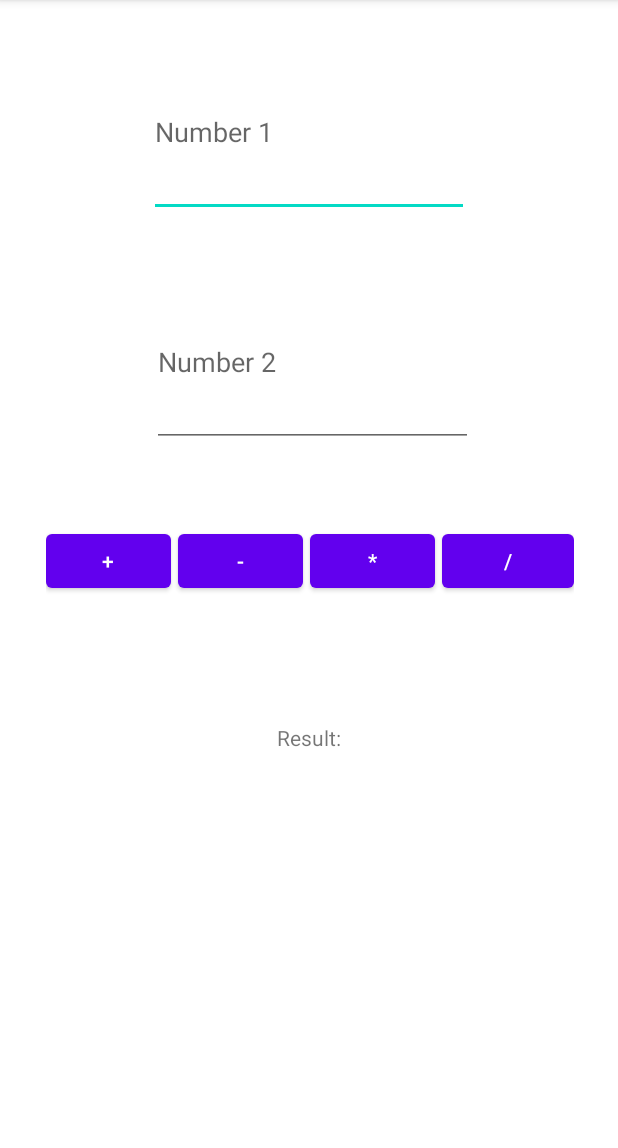
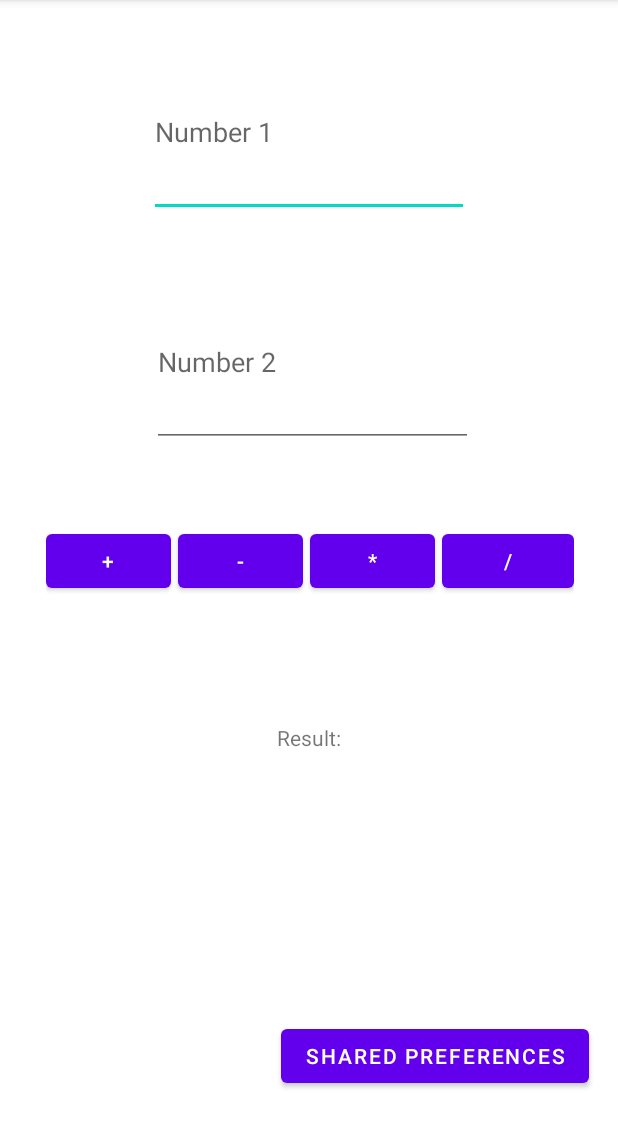
Before and after one commit to ezgifistikcioglu/KotlinUserInteractions, an Android app: the MainActivity3 screen opened directly, with no data from a screen before it, on a phone screen of 412 x 824 dp, the part 84-1232 px from its top. Run offline under Robolectric (Android 15) with nearby library versions, the phone set to English and light mode, and no system bars.

Commit message:
Added the SharedPreferences.

```diff
--- a/app/src/main/java/com/ezgieren/kotlinuserinteractions/MainActivity3.kt
+++ b/app/src/main/java/com/ezgieren/kotlinuserinteractions/MainActivity3.kt
@@ -1,10 +1,15 @@
 package com.ezgieren.kotlinuserinteractions
 
+import android.app.Activity
+import android.content.Intent
 import androidx.appcompat.app.AppCompatActivity
 import android.os.Bundle
 import android.view.View
 import android.widget.EditText
 import android.widget.TextView
+import android.widget.Toast
+import androidx.activity.result.ActivityResult
+import androidx.activity.result.contract.ActivityResultContracts
 import com.ezgieren.kotlinuserinteractions.databinding.Screen2Binding
 
 class MainActivity3 : AppCompatActivity() {
@@ -62,4 +67,14 @@ class MainActivity3 : AppCompatActivity() {
         } else
             binding.resTextView.text = "Please give a number!"
     }
+    fun openNewScreen(view: View) {
+        startForResult.launch(Intent(this, MainActivity4::class.java))
+    }
+    var startForResult = registerForActivityResult(ActivityResultContracts.StartActivityForResult()) {
+            result: ActivityResult ->
+        if (result.resultCode == Activity.RESULT_CANCELED) {
+            val intent = result.data
+            Toast.makeText(this, "Came back to the screen: $intent", Toast.LENGTH_LONG).show()
+        }
+    }
 }
--- a/app/src/main/res/layout/screen2.xml
+++ b/app/src/main/res/layout/screen2.xml
@@ -5,6 +5,19 @@
     android:layout_width="match_parent"
     android:layout_height="match_parent"
     tools:context=".MainActivity3">
+
+    <Button
+        android:id="@+id/button9"
+        android:layout_width="wrap_content"
+        android:layout_height="wrap_content"
+        android:onClick="openNewScreen"
+        android:text="Shared Preferences"
+        app:layout_constraintBottom_toBottomOf="parent"
+        app:layout_constraintEnd_toEndOf="parent"
+        app:layout_constraintHorizontal_bias="0.905"
+        app:layout_constraintStart_toStartOf="parent"
+        app:layout_constraintTop_toTopOf="parent"
+        app:layout_constraintVertical_bias="0.944" />
 
     <LinearLayout
         android:id="@+id/linearLayout2"
--- a/app/src/main/res/values/strings.xml
+++ b/app/src/main/res/values/strings.xml
@@ -1,4 +1,5 @@
 <resources>
     <string name="app_name" translatable="false">KotlinUserInteractions</string>
     <string name="text" translatable="false">Text Description</string>
+    <string name="packageName" translatable="false">com.ezgieren.kotlinuserinteractions</string>
 </resources>
```
Also changed, not shown: app/src/main/AndroidManifest.xml (+9 -6 lines), app/src/main/java/com/ezgieren/kotlinuserinteractions/MainActivity4.kt (added, +47 -0 lines), app/src/main/res/layout/screen3.xml (added, +52 -0 lines).
